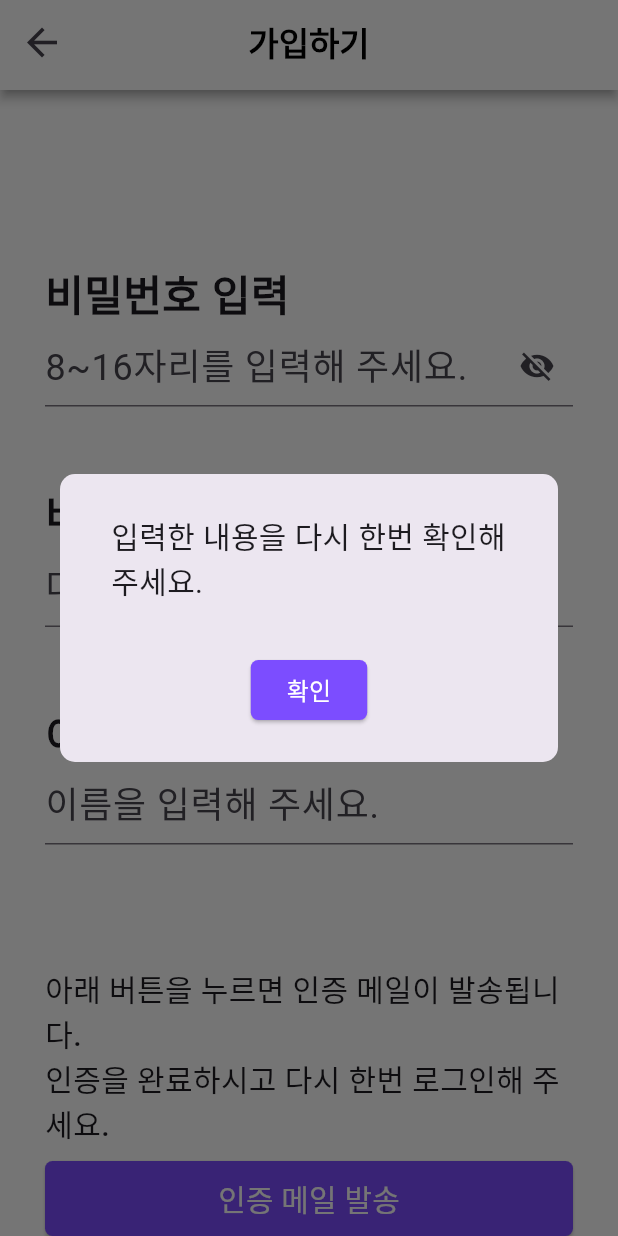
After one commit to capdale/Anidex_App, a Flutter app: the SignUp screen opened directly, scrolled down 83 dp, after a tap on "인증 메일 발송", on a phone screen of 412 x 824 dp. The commit adds this screen. Run offline on Flutter 3.47's test engine with Material 3 defaults, Android fonts, the phone set to English and light mode, and no system bars; our stand-ins replace carousel_slider, permission_handler; missing offline and left inert: textfield_tags; Roboto replaces fonts that are missing (Pretendard).

Commit message:
feat: 이메일 회원가입 및 로그인 UI 구현

```diff
--- a/lib/src/pages/_init.dart
+++ b/lib/src/pages/_init.dart
@@ -6,3 +6,4 @@ export 'settings.dart';
 export 'content.dart';
 export 'upload.dart';
 export 'login.dart';
+export 'email_login.dart';
--- /dev/null
+++ b/lib/src/pages/email_login.dart
@@ -0,0 +1,388 @@
+import 'package:flutter/material.dart';
+import 'package:anidex_app/src/app.dart';
+import 'package:provider/provider.dart';
+import 'package:anidex_app/src/store/_init.dart' as store;
+import 'package:anidex_app/src/widgets/_init.dart' as widgets;
+
+class EmailLogin extends StatefulWidget {
+  const EmailLogin({super.key});
+
+  @override
+  State<EmailLogin> createState() => _EmailLoginState();
+}
+
+class _EmailLoginState extends State<EmailLogin> {
+  final TextEditingController _emailController = TextEditingController();
+  var isValid = false;
+  var emailHint = Text('가입된 계정인지 확인할게요 😽',
+      style: TextStyle(fontSize: 22, color: Color.fromRGBO(96, 96, 96, 1)));
+
+  @override
+  Widget build(BuildContext context) {
+    return Scaffold(
+      appBar: widgets.DefaultAppBar(
+        barColor: Colors.white,
+        showActions: false,
+        elevation: false,
+      ),
+      body: Padding(
+        padding: EdgeInsets.symmetric(horizontal: 30),
+        child: Column(
+          crossAxisAlignment: CrossAxisAlignment.start,
+          children: [
+            SizedBox(
+              height: 100,
+            ),
+            Text('모두의 동물도감을\n시작해 봅시다!',
+                style: TextStyle(fontWeight: FontWeight.w800, fontSize: 36)),
+            SizedBox(
+              height: 10,
+            ),
+            emailHint,
+            SizedBox(height: 140),
+            TextField(
+              controller: _emailController,
+              decoration: InputDecoration(
+                  hintText: '이메일 주소를 입력해 주세요.',
+                  hintStyle: TextStyle(fontSize: 28)),
+              style: TextStyle(fontSize: 24),
+            ),
+            SizedBox(height: 30),
+            ElevatedButton(
+                style: ElevatedButton.styleFrom(
+                    minimumSize: Size(double.infinity, 50)),
+                onPressed: () {
+                  var key = false; // 가입된 이메일이냐?
+                  isValid = _validateEmail(_emailController.text);
+                  if (isValid) {
+                    context
+                        .read<store.UserEmail>()
+                        .changeUserEmail(_emailController.text);
+                    if (key) {
+                      Navigator.push(
+                          context,
+                          MaterialPageRoute(
+                              builder: (context) => PasswordInput()));
+                    } else {
+                      widgets.showSignUpDialog(context);
+                    }
+                  } else {
+                    setState(() {
+                      emailHint = Text('잘못된 이메일 형식입니다 🙊',
+                          style:
+                              TextStyle(fontSize: 22, color: Colors.redAccent));
+                    });
+                  }
+                },
+                child: Text('계속하기',
+                    style: TextStyle(
+                      fontSize: 20,
+                    )))
+          ],
+        ),
+      ),
+    );
+  }
+
+  bool _validateEmail(String email) {
+    if (email.length > 64) {
+      return false;
+    }
+    final RegExp emailRegExp =
+        RegExp(r'^[a-zA-Z0-9._%+-]+@[a-zA-Z0-9.-]+\.[a-zA-Z]{2,4}$');
+    return emailRegExp.hasMatch(email);
+  }
+}
+
+class PasswordInput extends StatefulWidget {
+  const PasswordInput({super.key});
+
+  @override
+  State<PasswordInput> createState() => _PasswordInputState();
+}
+
+class _PasswordInputState extends State<PasswordInput> {
+  var pwdHint = Text('다시 만나서 반가워요! 😻',
+      style: TextStyle(fontSize: 22, color: Color.fromRGBO(96, 96, 96, 1)));
+  bool isIconVisible = true;
+  bool hidePassword = true;
+
+  @override
+  Widget build(BuildContext context) {
+    return Scaffold(
+      appBar: widgets.DefaultAppBar(
+        title: '로그인',
+        barColor: Colors.white,
+        showActions: false,
+        elevation: false,
+      ),
+      body: SingleChildScrollView(
+        child: Padding(
+          padding: EdgeInsets.symmetric(horizontal: 30),
+          child: Column(
+            crossAxisAlignment: CrossAxisAlignment.start,
+            children: [
+              SizedBox(
+                height: 100,
+              ),
+              Text('비밀번호 입력',
+                  style: TextStyle(fontWeight: FontWeight.w800, fontSize: 36)),
+              SizedBox(height: 10),
+              pwdHint,
+              SizedBox(
+                height: 130,
+              ),
+              SizedBox(height: 20),
+              TextField(
+                obscureText: hidePassword,
+                decoration: InputDecoration(
+                  hintText: '비밀번호를 입력해 주세요.',
+                  hintStyle: TextStyle(fontSize: 28),
+                  suffixIcon: isIconVisible
+                      ? IconButton(
+                          onPressed: () {
+                            setState(() => hidePassword = !hidePassword);
+                          },
+                          icon: Icon(
+                            hidePassword
+                                ? Icons.visibility_off
+                                : Icons.visibility,
+                          ),
+                        )
+                      : null,
+                ),
+                style: TextStyle(fontSize: 24),
+              ),
+              SizedBox(height: 30),
+              ElevatedButton(
+                  style: ElevatedButton.styleFrom(
+                      minimumSize: Size(double.infinity, 50)),
+                  onPressed: () {
+                    var pwdRight = false;
+                    if (pwdRight) {
+                      Navigator.of(context).pushAndRemoveUntil(
+                          MaterialPageRoute(builder: (context) => const App()),
+                          (route) => false);
+                    } else {
+                      setState(() {
+                        pwdHint = Text('비밀번호가 달라요. 다시 입력해 주실래요?',
+                            style: TextStyle(
+                                fontSize: 22, color: Colors.redAccent));
+                      });
+                    }
+                  },
+                  child: Text('로그인',
+                      style: TextStyle(
+                        fontSize: 20,
+                      ))),
+              SizedBox(height: 140),
+              Container(
+                alignment: Alignment.center,
+                child: TextButton(
+                  onPressed: () {},
+                  child: Text(
+                    '비밀번호를 잊으셨나요?',
+                    style: TextStyle(
+                        decoration: TextDecoration.underline,
+                        fontSize: 22,
+                        color: Color.fromRGBO(0, 0, 0, 0.6)),
+                  ),
+                ),
+              )
+            ],
+          ),
+        ),
+      ),
+    );
+  }
+}
+
+class SignUp extends StatefulWidget {
+  const SignUp({super.key});
+
+  @override
+  State<SignUp> createState() => _SignUpState();
+}
+
+class _SignUpState extends State<SignUp> {
+  final TextEditingController _pwdController1 = TextEditingController();
+  final TextEditingController _pwdController2 = TextEditingController();
+  final TextEditingController _nameController = TextEditingController();
+
+  bool isIconVisible = true;
+  bool hidePassword = true;
+
+  bool pwd1Check = true;
+  bool pwd2Check = true;
+  bool nameCheck = true;
+
+  @override
+  Widget build(BuildContext context) {
+    final userEmail = context.read<store.UserEmail>().userEmail;
+    return Scaffold(
+      appBar: widgets.DefaultAppBar(
+        title: '가입하기',
+        barColor: Colors.white,
+        showActions: false,
+        elevation: false,
+      ),
+      body: SingleChildScrollView(
+        child: Padding(
+          padding: EdgeInsets.symmetric(horizontal: 30),
+          child: Column(
+            crossAxisAlignment: CrossAxisAlignment.start,
+            children: [
+              SizedBox(
+                height: 30,
+              ),
+              Text('아래 이메일로 가입합니다!',
+                  style: TextStyle(fontWeight: FontWeight.w500, fontSize: 32)),
+              SizedBox(height: 10),
+              Text(
+                userEmail,
+                style: TextStyle(
+                  fontWeight: FontWeight.w700,
+                  fontSize: 28,
+                ),
+              ),
+              SizedBox(
+                height: 70,
+              ),
+              Text('비밀번호 입력',
+                  style: TextStyle(fontWeight: FontWeight.w700, fontSize: 28)),
+              TextField(
+                obscureText: hidePassword,
+                controller: _pwdController1,
+                onChanged: (text) {
+                  setState(() {
+                    pwd1Check = _validatePwd(text);
+                  });
+                },
+                decoration: InputDecoration(
+                  hintText: '8~16자리를 입력해 주세요.',
+                  hintStyle: TextStyle(fontSize: 24),
+                  suffixIcon: isIconVisible
+                      ? IconButton(
+                          onPressed: () {
+                            setState(() => hidePassword = !hidePassword);
+                          },
+                          icon: Icon(
+                            hidePassword
+                                ? Icons.visibility_off
+                                : Icons.visibility,
+                          ),
+                        )
+                      : null,
+                ),
+                style: TextStyle(fontSize: 24),
+              ),
+              SizedBox(height: 5),
+              pwd1Check ? _showHint('') : _showHint('비밀번호 자릿수를 확인해 주세요.'),
+              SizedBox(height: 20),
+              Text('비밀번호 확인',
+                  style: TextStyle(fontWeight: FontWeight.w700, fontSize: 28)),
+              TextField(
+                obscureText: hidePassword,
+                controller: _pwdController2,
+                onChanged: (text) {
+                  setState(() {
+                    pwd2Check = _samePwd(text, _pwdController1.text);
+                  });
+                },
+                decoration: InputDecoration(
+                  hintText: '다시 한번 입력해 주세요.',
+                  hintStyle: TextStyle(fontSize: 24),
+                  suffixIcon: isIconVisible
+                      ? IconButton(
+                          onPressed: () {
+                            setState(() => hidePassword = !hidePassword);
+                          },
+                          icon: Icon(
+                            hidePassword
+                                ? Icons.visibility_off
+                                : Icons.visibility,
+                          ),
+                        )
+                      : null,
+                ),
+                style: TextStyle(fontSize: 24),
+              ),
+              SizedBox(height: 5),
+              pwd2Check ? _showHint('') : _showHint('비밀번호가 일치하지 않아요.'),
+              SizedBox(height: 20),
+              Text('이름',
+                  style: TextStyle(fontWeight: FontWeight.w700, fontSize: 28)),
+              TextField(
+                controller: _nameController,
+                onChanged: (text) {
+                  setState(() {
+                    nameCheck = _validateName(text);
+                  });
+                },
+                decoration: InputDecoration(
+                  hintText: '이름을 입력해 주세요.',
+                  hintStyle: TextStyle(fontSize: 24),
+                ),
+                style: TextStyle(fontSize: 24),
+              ),
+              SizedBox(height: 5),
+              nameCheck ? _showHint('') : _showHint('올바른 이름을 입력해 주세요.'),
+              SizedBox(height: 50),
+              Text(
+                '아래 버튼을 누르면 인증 메일이 발송됩니다.\n인증을 완료하시고 다시 한번 로그인해 주세요.',
+                style: TextStyle(fontSize: 20, fontWeight: FontWeight.w500),
+              ),
+              SizedBox(height: 10),
+              ElevatedButton(
+                  style: ElevatedButton.styleFrom(
+                      minimumSize: Size(double.infinity, 50)),
+                  onPressed: () {
+                    bool pwdRight = (_pwdController1.text.isNotEmpty &&
+                        _pwdController2.text.isNotEmpty &&
+                        _nameController.text.isNotEmpty &&
+                        pwd1Check &&
+                        pwd2Check &&
+                        nameCheck);
+                    if (pwdRight) {
+                      widgets.showMessageDialog(context, '인증 메일이 발송되었습니다.', popAll: true);
+                    } else {
+                      widgets.showMessageDialog(
+                          context, '입력한 내용을 다시 한번 확인해주세요.');
+                    }
+                  },
+                  child: Text('인증 메일 발송',
+                      style: TextStyle(
+                        fontSize: 20,
+                      ))),
+            ],
+          ),
+        ),
+      ),
+    );
+  }
+
+  bool _validatePwd(String pwd) {
+    if (pwd.length <= 16 && pwd.length >= 8) {
+      return true;
+    }
+    return false;
+  }
+
+  bool _samePwd(String pwd1, String pwd2) {
+    if (pwd1.isNotEmpty && pwd1 == pwd2) {
+      return true;
+    }
+    return false;
+  }
+
+  bool _validateName(String name) {
+    if (name.isNotEmpty && name.length < 30) {
+      return true;
+    }
+    return false;
+  }
+
+  Text _showHint(String hint) {
+    return Text(hint, style: TextStyle(fontSize: 18, color: Colors.redAccent));
+  }
+}
--- a/lib/src/store/store.dart
+++ b/lib/src/store/store.dart
@@ -24,9 +24,10 @@ class ContentInfo extends ChangeNotifier {
   }
 }
 
-class SelectImage extends ChangeNotifier {
-  var selectedImageUrl;
-  changeSelectedImg(String s) {
-    selectedImageUrl = s;
+
+class UserEmail extends ChangeNotifier {
+  var userEmail = '';
+  changeUserEmail(String s) {
+    userEmail = s;
   }
 }
--- a/lib/src/widgets/bars.dart
+++ b/lib/src/widgets/bars.dart
@@ -111,14 +111,25 @@ class CustomedSearchBar extends StatelessWidget {
 
 //DefaultAppBar
 class DefaultAppBar extends StatelessWidget implements PreferredSizeWidget {
-  const DefaultAppBar({super.key, this.title, this.showActions = true});
+  const DefaultAppBar({super.key, this.title, this.barColor, this.showActions = true, this.elevation = true});
 
   final title;
+  final barColor;
   final bool showActions;
+  final bool elevation;
 
   @override
   Widget build(BuildContext context) {
+    var e = 0.0;
+    if (elevation) {
+      e = 1.0;
+    } else {
+      e = 0.0;
+    }
     return AppBar(
+      backgroundColor: barColor,
+      surfaceTintColor: barColor,
+      elevation: e,
       leading: IconButton(
           onPressed: () {
             Navigator.pop(context);
--- a/lib/src/widgets/components.dart
+++ b/lib/src/widgets/components.dart
@@ -1,10 +1,12 @@
 import 'dart:math';
 
+import 'package:anidex_app/src/root.dart';
 import 'package:flutter/material.dart';
-import 'package:carousel_slider/carousel_slider.dart';
-import 'package:anidex_app/src/store/_init.dart' as store;
 import 'package:provider/provider.dart';
 import 'package:textfield_tags/textfield_tags.dart';
+import 'package:carousel_slider/carousel_slider.dart';
+import 'package:anidex_app/src/pages/_init.dart' as pages;
+import 'package:anidex_app/src/store/_init.dart' as store;
 
 TableRow settingTableRow(
     BuildContext context, String label, String value, Widget? route) {
@@ -230,6 +232,7 @@ class _FavoriteAndShareState extends State<FavoriteAndShare> {
 
 class ButtonData {
   final Color buttonColor;
+
   const ButtonData(this.buttonColor);
 }
 
@@ -424,3 +427,81 @@ class _DynamicAutoCompleteTagsState extends State<DynamicAutoCompleteTags> {
     );
   }
 }
+
+void showSignUpDialog(BuildContext context) {
+  showDialog(
+    context: context,
+    builder: (BuildContext context) {
+      return AlertDialog(
+        backgroundColor: Colors.white,
+        shape:
+            RoundedRectangleBorder(borderRadius: BorderRadius.circular(10.0)),
+        content: Padding(
+          padding: EdgeInsets.all(10.0),
+          child: Text(
+            "일치하는 메일 주소가 없습니다.\n이 메일 주소로 가입하시겠어요?",
+            style: TextStyle(fontSize: 20),
+          ),
+        ),
+        actions: <Widget>[
+          ElevatedButton(
+            style: ElevatedButton.styleFrom(
+                backgroundColor: Colors.white,
+                foregroundColor: Colors.deepPurpleAccent),
+            child: Text(
+              "아니오",
+              style: TextStyle(fontSize: 16),
+            ),
+            onPressed: () {
+              Navigator.of(context).pop();
+            },
+          ),
+          ElevatedButton(
+            child: Text(
+              "예",
+              style: TextStyle(fontSize: 16),
+            ),
+            onPressed: () {
+              Navigator.of(context).pop();
+              Navigator.of(context).push(
+                  MaterialPageRoute(builder: (context) => pages.SignUp()));
+            },
+          ),
+        ],
+      );
+    },
+  );
+}
+
+void showMessageDialog(BuildContext context, String message,
+    {bool popAll = false}) {
+  showDialog(
+      context: context,
+      builder: (BuildContext context) {
+        return AlertDialog(
+          shape:
+              RoundedRectangleBorder(borderRadius: BorderRadius.circular(10.0)),
+          content: Padding(
+            padding: const EdgeInsets.all(10.0),
+            child: Text(message, style: TextStyle(fontSize: 20)),
+          ),
+          actions: [
+            Center(
+              child: ElevatedButton(
+                  onPressed: () {
+                    Navigator.of(context).pop();
+                    if (popAll) {
+                      Navigator.of(context).pushAndRemoveUntil(
+                          MaterialPageRoute(builder: (context) => const Root()),
+                              (route) => false);
+                    }
+                  },
+                  child: Text(
+                    '확인',
+                    style: TextStyle(fontSize: 16),
+                  )),
+            )
+          ],
+        );
+      });
+}
```
Also changed, not shown: lib/main.dart (+4 -3 lines), lib/src/pages/login.dart (+7 -3 lines), lib/src/widgets/buttons.dart (+7 -5 lines), 1 other file.
